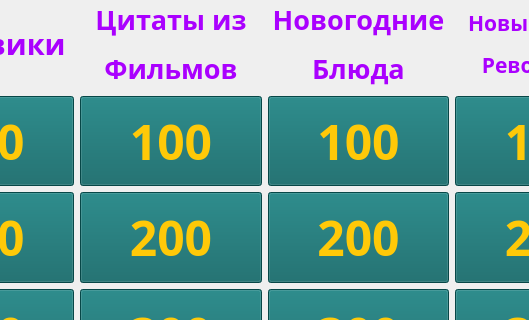
kepper104/new-year-quiz, file design.ui: the form before one commit; both pictures show x 294 to 823 and y 0 to 320 of the 1513 by 720 pixel window.
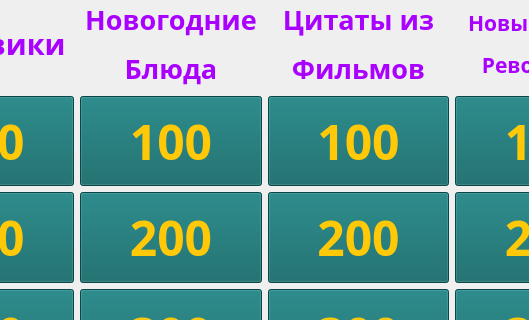
The form after the commit.

```diff
--- a/design.ui
+++ b/design.ui
@@ -388,7 +388,7 @@
           </font>
          </property>
          <property name="text">
-          <string>&lt;html&gt;&lt;head/&gt;&lt;body&gt;&lt;p align=&quot;center&quot;&gt;&lt;span style=&quot; font-size:20pt; color:#aa00ff;&quot;&gt;Цитаты из&lt;/span&gt;&lt;/p&gt;&lt;p align=&quot;center&quot;&gt;&lt;span style=&quot; font-size:20pt; color:#aa00ff;&quot;&gt;Фильмов&lt;/span&gt;&lt;/p&gt;&lt;/body&gt;&lt;/html&gt;</string>
+          <string>&lt;html&gt;&lt;head/&gt;&lt;body&gt;&lt;p align=&quot;center&quot;&gt;&lt;span style=&quot; font-size:20pt; color:#aa00ff;&quot;&gt;Новогодние&lt;/span&gt;&lt;/p&gt;&lt;p align=&quot;center&quot;&gt;&lt;span style=&quot; font-size:20pt; color:#aa00ff;&quot;&gt;Блюда&lt;/span&gt;&lt;/p&gt;&lt;/body&gt;&lt;/html&gt;</string>
          </property>
         </widget>
        </item>
@@ -563,7 +563,7 @@
           <bool>false</bool>
          </property>
          <property name="text">
-          <string>&lt;html&gt;&lt;head/&gt;&lt;body&gt;&lt;p align=&quot;center&quot;&gt;&lt;span style=&quot; font-size:20pt; color:#aa00ff;&quot;&gt;Новогодние&lt;/span&gt;&lt;/p&gt;&lt;p align=&quot;center&quot;&gt;&lt;span style=&quot; font-size:20pt; color:#aa00ff;&quot;&gt;Блюда&lt;/span&gt;&lt;/p&gt;&lt;/body&gt;&lt;/html&gt;</string>
+          <string>&lt;html&gt;&lt;head/&gt;&lt;body&gt;&lt;p align=&quot;center&quot;&gt;&lt;span style=&quot; font-size:20pt; color:#aa00ff;&quot;&gt;Цитаты из&lt;/span&gt;&lt;/p&gt;&lt;p align=&quot;center&quot;&gt;&lt;span style=&quot; font-size:20pt; color:#aa00ff;&quot;&gt;Фильмов&lt;/span&gt;&lt;/p&gt;&lt;/body&gt;&lt;/html&gt;</string>
          </property>
          <property name="wordWrap">
           <bool>false</bool>
```
